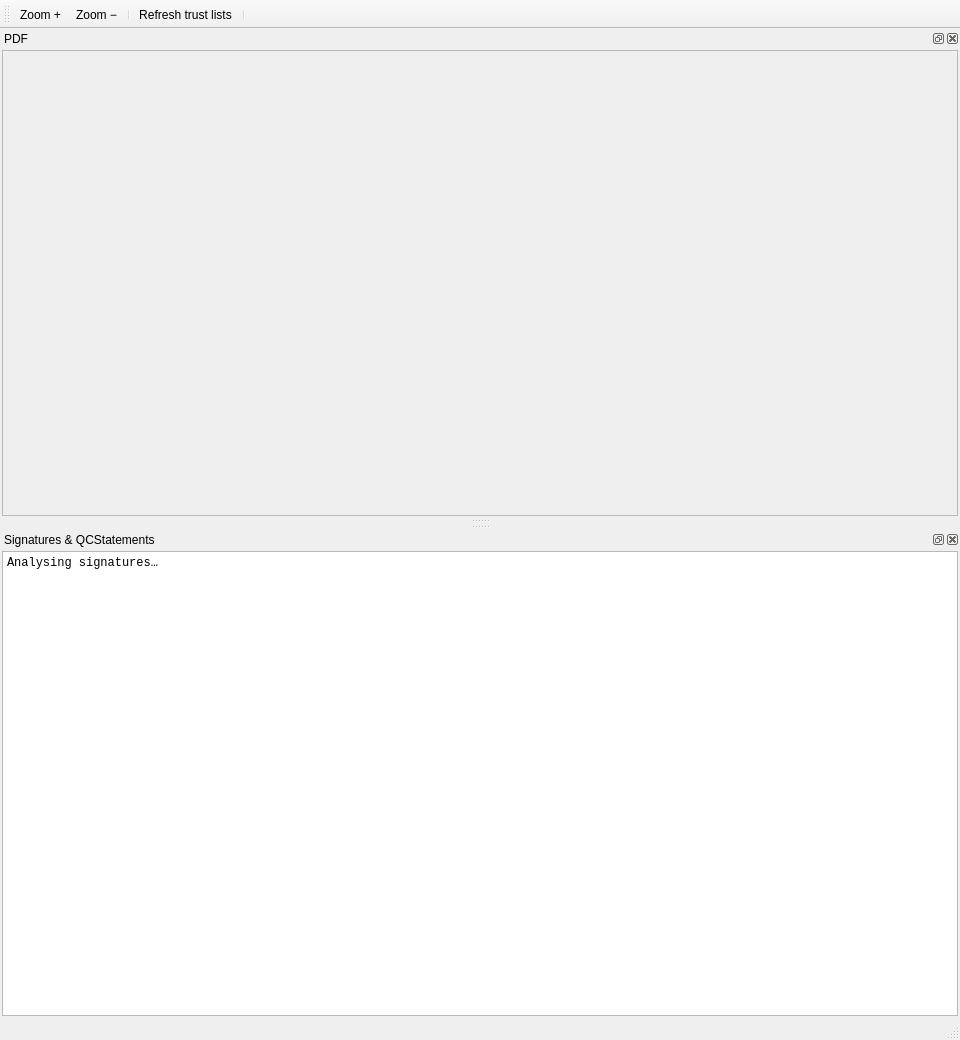
hiviah/PDF_qualified_validator, file src/signature_viewer.ui: the form before one commit.
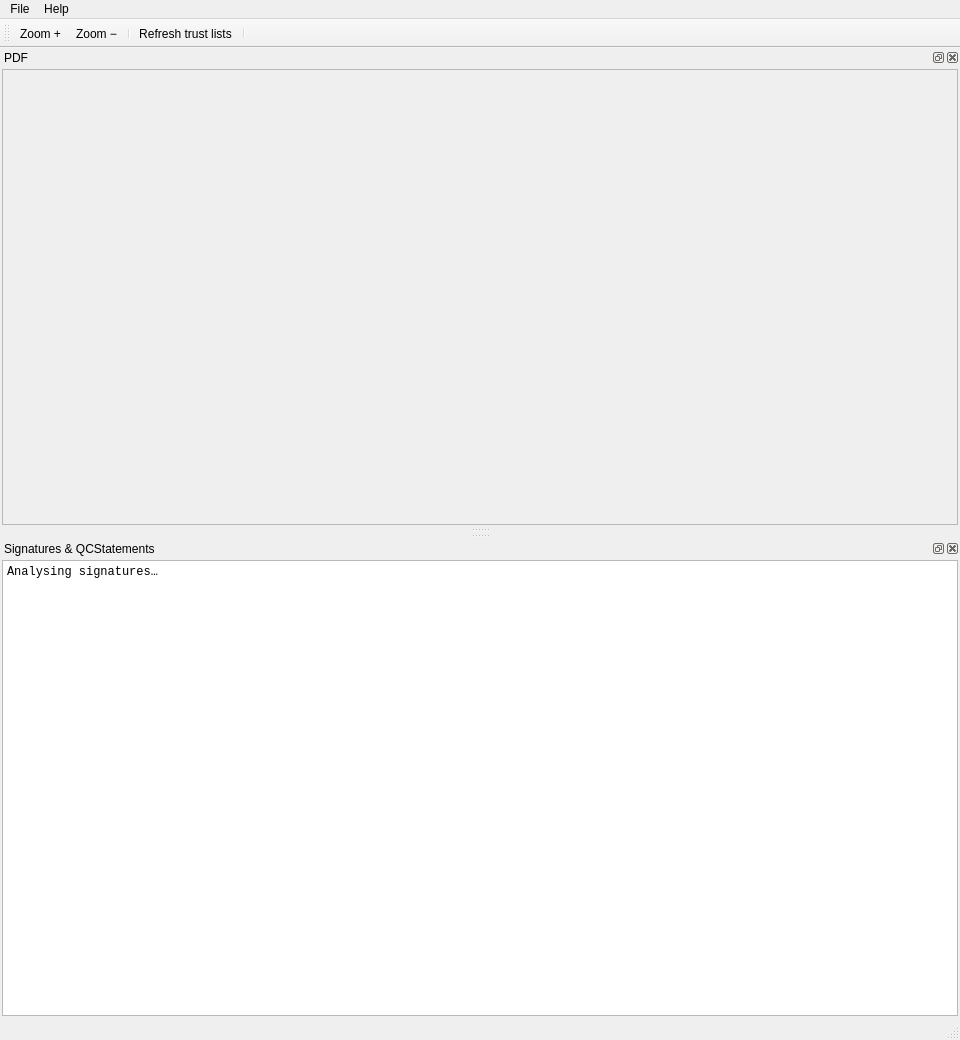
The form after the commit.

Commit message: Add main menu with File->Open to avoid restarts, Quit, and Help->About

What changed in the file:
```diff
--- a/src/signature_viewer.ui
+++ b/src/signature_viewer.ui
@@ -24,6 +24,24 @@
     </size>
    </property>
   </widget>
+  <widget class="QMenuBar" name="menubar">
+   <widget class="QMenu" name="menuFile">
+    <property name="title">
+     <string>File</string>
+    </property>
+    <addaction name="actionOpen"/>
+    <addaction name="separator"/>
+    <addaction name="actionQuit"/>
+   </widget>
+   <widget class="QMenu" name="menuHelp">
+    <property name="title">
+     <string>Help</string>
+    </property>
+    <addaction name="actionAbout"/>
+   </widget>
+   <addaction name="menuFile"/>
+   <addaction name="menuHelp"/>
+  </widget>
   <widget class="QStatusBar" name="statusbar"/>
   <widget class="QToolBar" name="mainToolBar">
    <property name="windowTitle">
```
Left out of the diff: 24 changed lines with no effect on the pictures. The commit also changes 2 other files.
